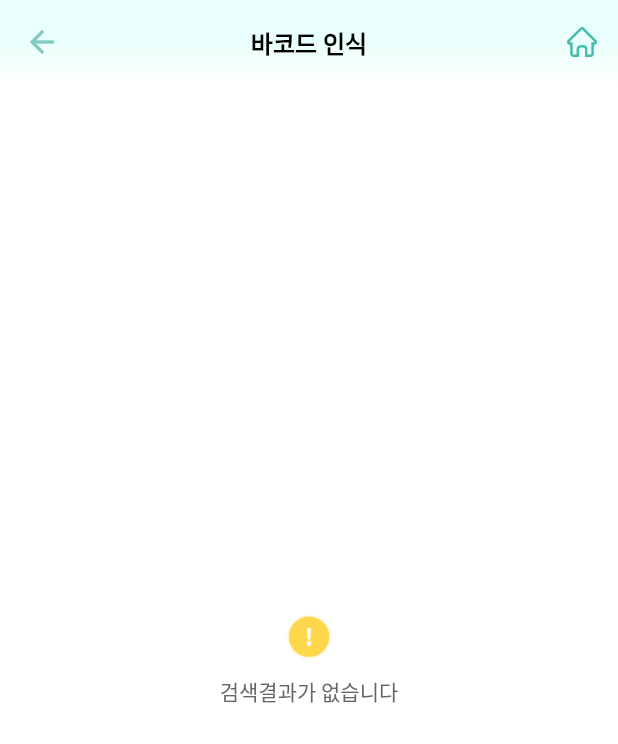
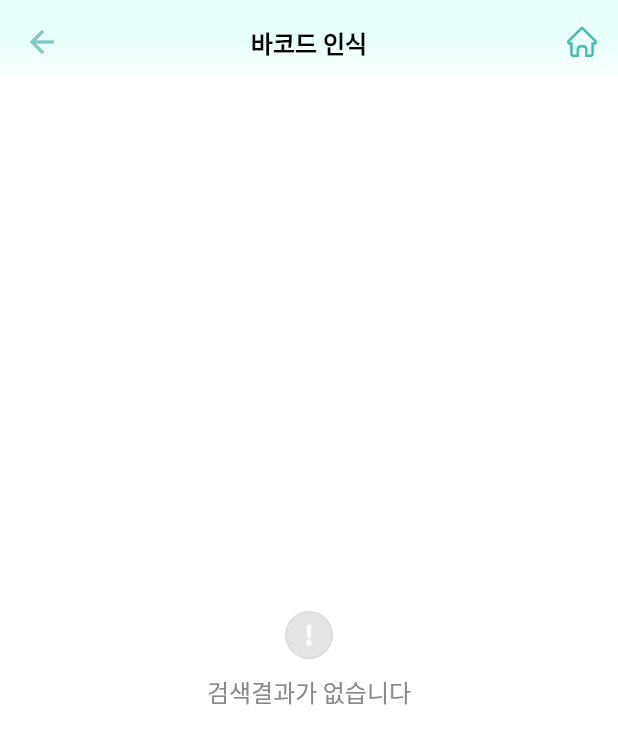
Before and after one commit to Semodrug/semo_ver2, a Flutter app: the NoResult screen opened directly, on a phone screen of 412 x 824 dp. Shown: the top 744 px of the screen. Run offline on Flutter 3.47's test engine with Material 2 defaults, Android fonts, the phone set to English and light mode, and no system bars; our stand-ins replace cloud_firestore, firebase_auth, firebase_core, firebase_storage, fl_chart, flutter_datetime_picker and 9 more; missing offline and left inert: app_settings, dynamic_text_highlighting, firebase_ml_vision; accounts and stored records are empty.

Commit message:
[UPDATE] no_result.dart

```diff
--- a/lib/camera/no_result.dart
+++ b/lib/camera/no_result.dart
@@ -53,13 +53,13 @@ class _NoResultState extends State<NoResult> {
             SizedBox(
                 width: 32,
                 height: 32,
-                child: Image.asset('assets/icons/warning_icon.png')),
+                child: Image.asset('assets/icons/no_result.png')),
             SizedBox(
               height: 10,
             ),
             Text(
               '검색결과가 없습니다',
-              // style: TextStyle(fontSize: 14, color: Colors.grey),
+              style: Theme.of(context).textTheme.bodyText1,
             )
           ],
         ),
--- a/lib/main.dart
+++ b/lib/main.dart
@@ -95,9 +95,10 @@ TextTheme _buildTextTheme(TextTheme base) {
             fontWeight: FontWeight.w500,
             color: Color(0xFF1F1F1F)),
         subtitle2: TextStyle(
-            fontSize: 12, fontWeight: FontWeight.w500, color: Colors.grey[900]),
+            fontSize: 12, fontWeight: FontWeight.w500, color: gray900),
 
-        bodyText1: TextStyle(fontSize: 16, fontWeight: FontWeight.w400),
+        bodyText1: TextStyle(
+            fontSize: 16, fontWeight: FontWeight.w400, color: gray500),
         bodyText2: TextStyle(
             fontSize: 14,
             fontWeight: FontWeight.w400,
```
Also changed, not shown: assets/icons/no_result.png (added).
